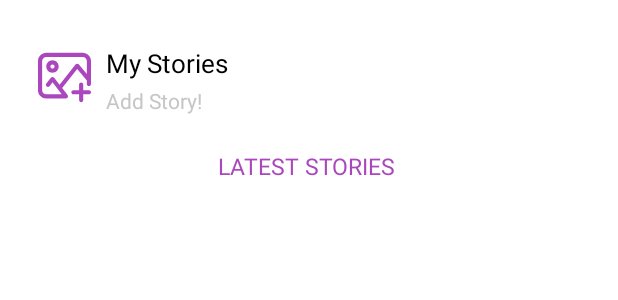
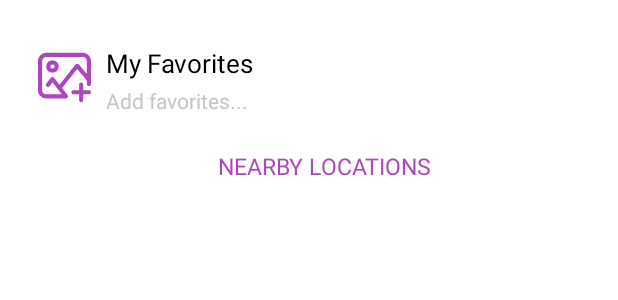
Before and after one commit to Wrn13/MassiveNavigation, an Android app: the layout stories.xml on its own in the app's theme, with its tools: preview values and no code run, on a phone screen of 412 x 824 dp. Shown: the top 300 px of the screen. Run offline under Robolectric (Android 15) with nearby library versions, the phone set to English and light mode, and no system bars.

Commit message:
Other locations page

```diff
--- a/app/src/main/java/nisaefendioglu/snapchat/Fragment/Stories.java
+++ b/app/src/main/java/nisaefendioglu/snapchat/Fragment/Stories.java
@@ -36,9 +36,9 @@ public class Stories  extends Fragment {
         storyAdd = view.findViewById(R.id.storyAdd);
 
         storyListView = view.findViewById(R.id.storyListView);
-        storiesLists.add(new StoriesList("Nisa","08:45",R.drawable.avatarstory));
-        storiesLists.add(new StoriesList("Mehmet","02:58",R.drawable.avatarstory2));
-        storiesLists.add(new StoriesList("Halise","05:40",R.drawable.avatarstory3));
+        storiesLists.add(new StoriesList("Thompson Library","Open 8am-10pm",R.drawable.thompson));
+        storiesLists.add(new StoriesList("Timashev Family Music Building","Open 7:30am-9pm",R.drawable.timashev));
+        storiesLists.add(new StoriesList("Ohio Stadium","Open: Varies.",R.drawable.ohiostadium));
 
         StoriesAdapter storiesAdapter = new StoriesAdapter(getActivity(), storiesLists);
         if (storyListView != null) {
--- a/app/src/main/java/nisaefendioglu/snapchat/MainActivity.java
+++ b/app/src/main/java/nisaefendioglu/snapchat/MainActivity.java
@@ -1,5 +1,6 @@
 package nisaefendioglu.snapchat;
 
+import android.annotation.SuppressLint;
 import android.os.Build;
 import android.os.Bundle;
 import android.util.Size;
@@ -19,6 +20,7 @@ public class MainActivity extends AppCompatActivity {
 
     ImageView CaptureBtn,chat_btn,story_btn,settings;
 
+    @SuppressLint("MissingInflatedId")
     @RequiresApi(api = Build.VERSION_CODES.LOLLIPOP)
     @Override
     protected void onCreate(Bundle savedInstanceState) {
--- a/app/src/main/res/layout/settings.xml
+++ b/app/src/main/res/layout/settings.xml
@@ -203,7 +203,7 @@
             android:layout_width="match_parent"
             android:layout_height="50dp"
             android:textColor="@color/black"
-            android:text="Snapchat / nisaefendioglu®"
+            android:text="Massive Navigation 2023®"
             android:textSize="15dp"
             android:gravity="center"
             android:background="#f5f6fa"
--- a/app/src/main/res/layout/stories.xml
+++ b/app/src/main/res/layout/stories.xml
@@ -35,21 +35,21 @@
                     android:textColor="@color/black"
                     android:textSize="17dp"
                     android:layout_marginBottom="3dp"
-                    android:text="My Stories"/>
+                    android:text="My Favorites"/>
 
                 <TextView
                     android:layout_width="match_parent"
                     android:layout_height="match_parent"
                     android:textColor="#c6c6c6"
                     android:textSize="14dp"
-                    android:text="Add Story!"/>
+                    android:text="Add favorites..."/>
 
             </LinearLayout>
         </LinearLayout>
 
             <TextView
                 android:layout_width="wrap_content"
-                android:text="LATEST STORIES"
+                android:text="NEARBY LOCATIONS"
                 android:textColor="@color/light_purple"
                 android:textSize="15dp"
                 android:layout_height="wrap_content"
```
Also changed, not shown: app/src/main/res/drawable/ohiostadium.jpg (added), app/src/main/res/drawable/thompson.jpg (added), app/src/main/res/drawable/timashev.jpg (added).
